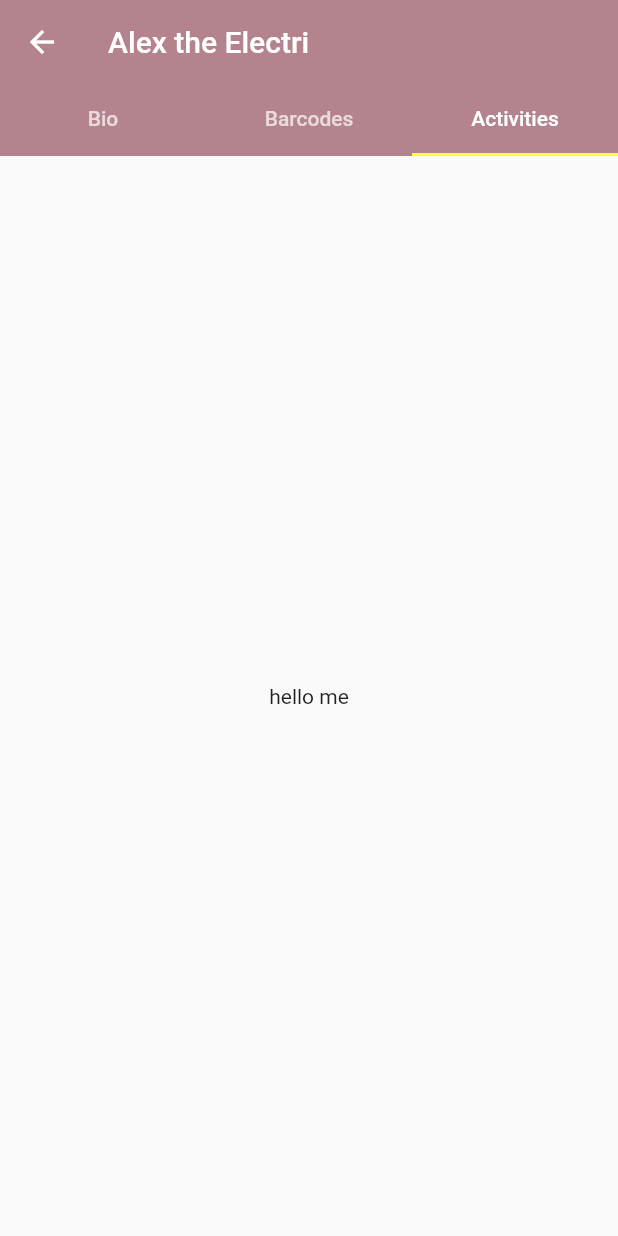
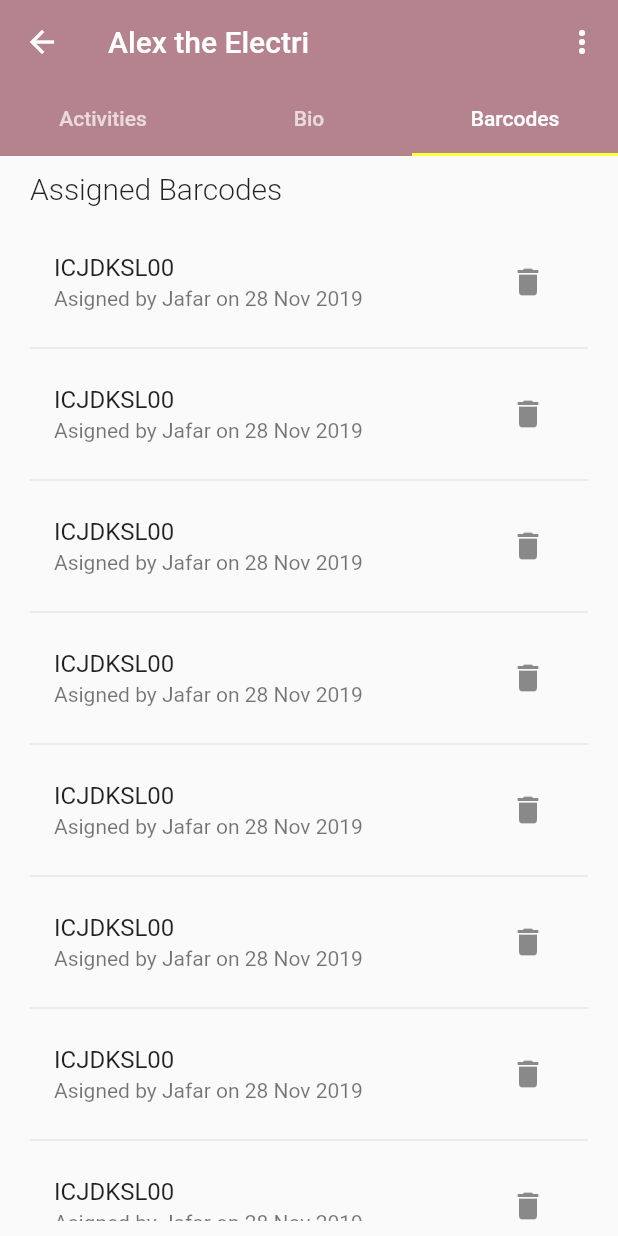
Before and after one commit to jafsparrow/splitup, a Flutter app: the PartnerProfile screen opened directly with empty values, tab 3 chosen, on a phone screen of 412 x 824 dp. Run offline on Flutter 3.47's test engine with Material 2 defaults, Android fonts, the phone set to English and light mode, and no system bars; our stand-ins replace bloc, cloud_firestore, equatable, firebase_auth, flutter_bloc; accounts and stored records are empty.

Commit message:
Partner admining is in progress

```diff
--- /dev/null
+++ b/lib/screens/partner_profile/components/barcode_card.dart
@@ -0,0 +1,18 @@
+import 'package:flutter/material.dart';
+
+class BarcodeCard extends StatelessWidget {
+  final String title;
+  const BarcodeCard({Key key, this.title}) : super(key: key);
+
+  @override
+  Widget build(BuildContext context) {
+    return ListTile(
+      title: Text('ICJDKSL00'),
+      subtitle: Text('Asigned by Jafar on 28 Nov 2019'),
+      trailing: IconButton(
+        icon: Icon(Icons.delete),
+        onPressed: () {},
+      ),
+    );
+  }
+}
--- /dev/null
+++ b/lib/screens/partner_profile/components/partner_codes.dart
@@ -0,0 +1,38 @@
+import 'package:JCCommisionApp/screens/partner_profile/components/barcode_card.dart';
+import 'package:flutter/material.dart';
+
+class PartnerCodes extends StatelessWidget {
+  const PartnerCodes({Key key}) : super(key: key);
+
+  @override
+  Widget build(BuildContext context) {
+    return Padding(
+      padding: const EdgeInsets.symmetric(horizontal: 20, vertical: 10),
+      child: Column(
+        crossAxisAlignment: CrossAxisAlignment.start,
+        children: <Widget>[
+          Text(
+            'Assigned Barcodes',
+            style: Theme.of(context)
+                .textTheme
+                .headline6
+                .copyWith(fontWeight: FontWeight.w300),
+          ),
+          SizedBox(
+            height: 15,
+          ),
+          Expanded(
+            child: ListView.separated(
+              shrinkWrap: true,
+              itemBuilder: (context, index) => BarcodeCard(
+                title: 'hello world',
+              ),
+              separatorBuilder: (context, index) => Divider(),
+              itemCount: 15,
+            ),
+          )
+        ],
+      ),
+    );
+  }
+}
--- a/lib/screens/partner_profile/partner_profile.dart
+++ b/lib/screens/partner_profile/partner_profile.dart
@@ -1,3 +1,5 @@
+import 'package:JCCommisionApp/screens/partner_profile/components/partner_activities.dart';
+import 'package:JCCommisionApp/screens/partner_profile/components/partner_codes.dart';
 import 'package:flutter/material.dart';
 
 class PartnerProfile extends StatelessWidget {
@@ -16,21 +18,40 @@ class PartnerProfile extends StatelessWidget {
           bottom: TabBar(
             tabs: [
               Tab(
+                  // icon: Icon(Icons.directions_bike),
+                  text: 'Activities'),
+              Tab(
                 // icon: Icon(Icons.directions_car),
                 text: 'Bio',
               ),
               Tab(
                   // icon: Icon(Icons.directions_transit),
                   text: 'Barcodes'),
-              Tab(
-                  // icon: Icon(Icons.directions_bike),
-                  text: 'Activities'),
             ],
           ),
+          actions: <Widget>[
+            PopupMenuButton<String>(
+                onSelected: (val) {},
+                itemBuilder: (context) => [
+                      PopupMenuItem(
+                        child: Text('Add new Barcode'),
+                        value: 'hello',
+                      ),
+                      PopupMenuItem(
+                        child: Text('Deactivate User'),
+                        value: 'Deactive',
+                      ),
+                      PopupMenuItem(
+                        child: Text('Something else'),
+                        value: 'Something',
+                      ),
+                    ])
+          ],
         ),
         body: SafeArea(
           child: TabBarView(
             children: <Widget>[
+              PartnerActivities(),
               Column(
                 children: <Widget>[
                   PartnerUserBio(id: id),
@@ -41,12 +62,7 @@ class PartnerProfile extends StatelessWidget {
                   // ])
                 ],
               ),
-              Center(
-                child: Text('hello me'),
-              ),
-              Center(
-                child: Text('hello me'),
-              ),
+              PartnerCodes(),
             ],
           ),
         ),
```
Also changed, not shown: lib/screens/partner_profile/components/partner_activities.dart (added, +42 -0 lines), lib/screens/partner_profile/components/partner_bio.dart (added, +10 -0 lines).
